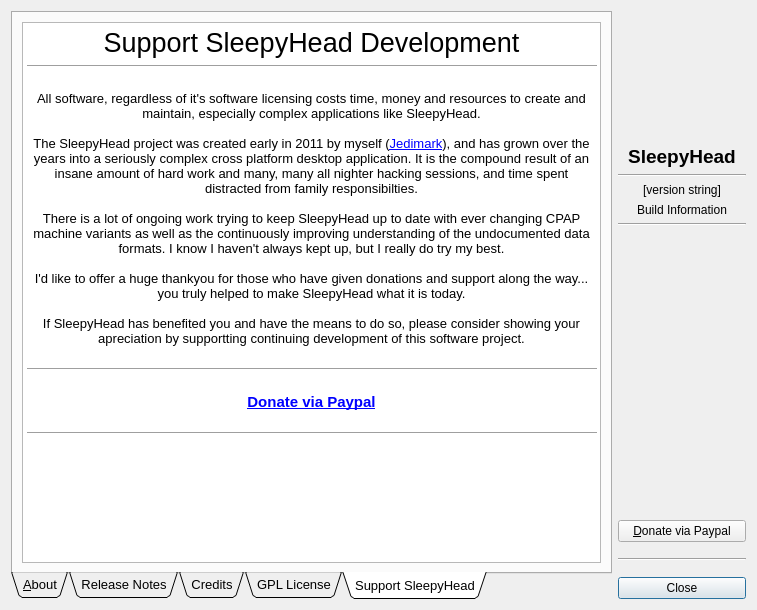
Old version of the form sleepyhead/aboutdialog.ui in the repository sbonaime/sleepyhead-code..
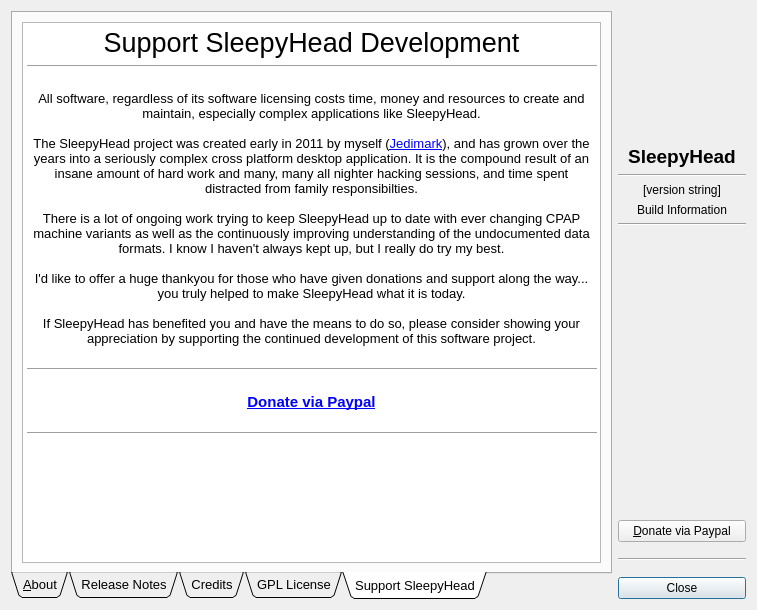
New version of the form. The open tabs and pages were chosen to show the change. Icons and pictures are not drawn.

```diff
--- a/sleepyhead/aboutdialog.ui
+++ b/sleepyhead/aboutdialog.ui
@@ -162,8 +162,8 @@
 &lt;p align=&quot;center&quot; style=&quot; margin-top:0px; margin-bottom:0px; margin-left:0px; margin-right:0px; -qt-block-indent:0; text-indent:0px;&quot;&gt;&lt;span style=&quot; font-size:20pt;&quot;&gt;Support SleepyHead Development&lt;/span&gt;&lt;/p&gt;
 &lt;hr /&gt;
 &lt;p align=&quot;center&quot; style=&quot; margin-top:0px; margin-bottom:0px; margin-left:0px; margin-right:0px; -qt-block-indent:0; text-indent:0px;&quot;&gt;&lt;span style=&quot; font-size:11pt;&quot;&gt; &lt;/span&gt;&lt;/p&gt;
-&lt;p align=&quot;center&quot; style=&quot; margin-top:0px; margin-bottom:0px; margin-left:0px; margin-right:0px; -qt-block-indent:0; text-indent:0px;&quot;&gt;All software, regardless of it's software licensing costs time, money and resources to create and maintain, especially complex applications like SleepyHead.&lt;br /&gt;&lt;br /&gt;The SleepyHead project was created early in 2011 by myself (&lt;a href=&quot;http://jedimark.net&quot;&gt;&lt;span style=&quot; text-decoration: underline; color:#0000ff;&quot;&gt;Jedimark&lt;/span&gt;&lt;/a&gt;), and has grown over the years into a seriously complex cross platform desktop application. It is the compound result of an insane amount of hard work and many, many all nighter hacking sessions, and time spent distracted from family responsibilties.&lt;/p&gt;
-&lt;p align=&quot;center&quot; style=&quot; margin-top:0px; margin-bottom:0px; margin-left:0px; margin-right:0px; -qt-block-indent:0; text-indent:0px;&quot;&gt;&lt;br /&gt;There is a lot of ongoing work trying to keep SleepyHead up to date with ever changing CPAP machine variants as well as the continuously improving understanding of the undocumented data formats. I know I haven't always kept up, but I really do try my best.&lt;br /&gt;&lt;br /&gt;I'd like to offer a huge thankyou for those who have given donations and support along the way... you truly helped to make SleepyHead what it is today.&lt;br /&gt;&lt;br /&gt;If SleepyHead has benefited you and have the means to do so, please consider showing your apreciation by supportting continuing development of this software project.&lt;/p&gt;
+&lt;p align=&quot;center&quot; style=&quot; margin-top:0px; margin-bottom:0px; margin-left:0px; margin-right:0px; -qt-block-indent:0; text-indent:0px;&quot;&gt;All software, regardless of its software licensing costs time, money and resources to create and maintain, especially complex applications like SleepyHead.&lt;br /&gt;&lt;br /&gt;The SleepyHead project was created early in 2011 by myself (&lt;a href=&quot;http://jedimark.net&quot;&gt;&lt;span style=&quot; text-decoration: underline; color:#0000ff;&quot;&gt;Jedimark&lt;/span&gt;&lt;/a&gt;), and has grown over the years into a seriously complex cross platform desktop application. It is the compound result of an insane amount of hard work and many, many all nighter hacking sessions, and time spent distracted from family responsibilties.&lt;/p&gt;
+&lt;p align=&quot;center&quot; style=&quot; margin-top:0px; margin-bottom:0px; margin-left:0px; margin-right:0px; -qt-block-indent:0; text-indent:0px;&quot;&gt;&lt;br /&gt;There is a lot of ongoing work trying to keep SleepyHead up to date with ever changing CPAP machine variants as well as the continuously improving understanding of the undocumented data formats. I know I haven't always kept up, but I really do try my best.&lt;br /&gt;&lt;br /&gt;I'd like to offer a huge thankyou for those who have given donations and support along the way... you truly helped to make SleepyHead what it is today.&lt;br /&gt;&lt;br /&gt;If SleepyHead has benefited you and have the means to do so, please consider showing your appreciation by supporting the continued development of this software project.&lt;/p&gt;
 &lt;p align=&quot;center&quot; style=&quot;-qt-paragraph-type:empty; margin-top:0px; margin-bottom:0px; margin-left:0px; margin-right:0px; -qt-block-indent:0; text-indent:0px;&quot;&gt;&lt;br /&gt;&lt;/p&gt;
 &lt;hr /&gt;
 &lt;p align=&quot;center&quot; style=&quot; margin-top:0px; margin-bottom:0px; margin-left:0px; margin-right:0px; -qt-block-indent:0; text-indent:0px;&quot;&gt;&lt;a href=&quot;http://sleepyhead.jedimark.net/donate.php&quot;&gt;&lt;span style=&quot; font-size:11pt; font-weight:600; text-decoration: underline; color:#0000ff;&quot;&gt;&lt;br /&gt;Donate via Paypal&lt;/span&gt;&lt;/a&gt;&lt;span style=&quot; font-size:11pt;&quot;&gt;&lt;br /&gt;&lt;/span&gt;&lt;/p&gt;
```
Left out of the diff: 2 changed lines with no effect on the pictures.
